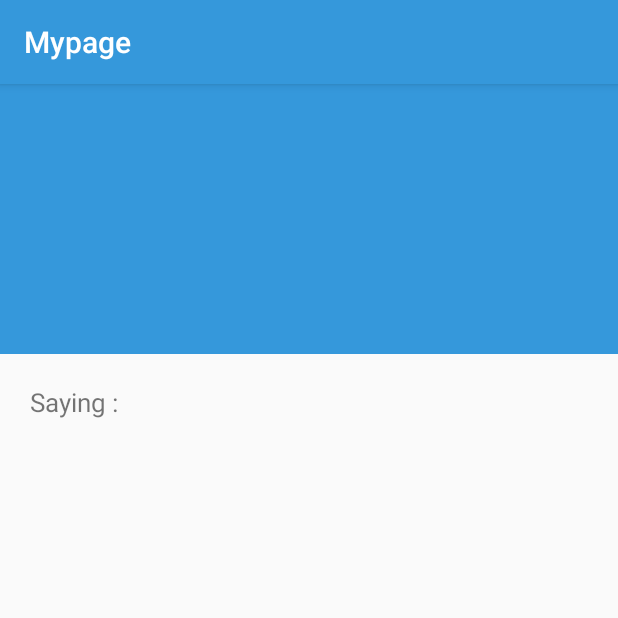
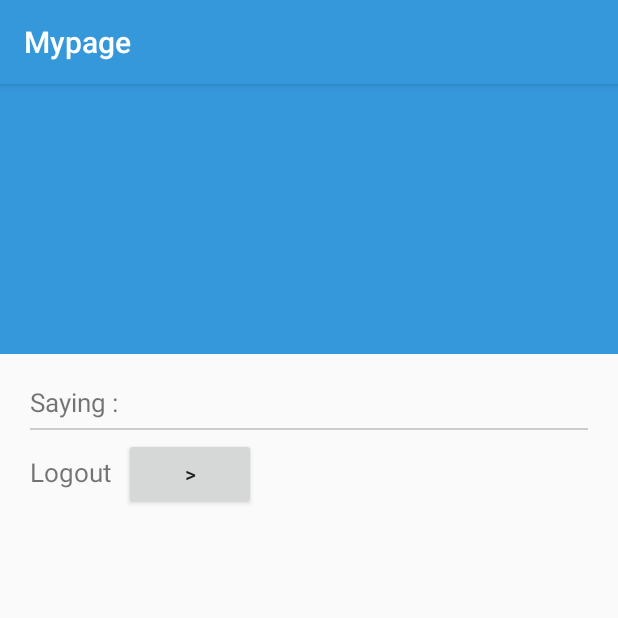
Before and after one commit to songmho/Saylog, an Android app: the MainActivity screen opened directly, with no data from a screen before it, after a tap on "mypage", on a phone screen of 412 x 824 dp, the top half of it. Run offline under Robolectric (Android 15) with nearby library versions, the phone set to English and light mode, and no system bars; 3 statements that could not run were skipped; 3 other taps on this screen came first.

```diff
--- a/app/build.gradle
+++ b/app/build.gradle
@@ -7,8 +7,8 @@ android {
         applicationId "com.songmho.saylog"
         minSdkVersion 11
         targetSdkVersion 21
-        versionCode 3
-        versionName "0.80"
+        versionCode 4
+        versionName "1.00"
     }
 
     signingConfigs{
--- a/app/src/main/java/com/songmho/saylog/AboutActivity.java
+++ b/app/src/main/java/com/songmho/saylog/AboutActivity.java
@@ -28,7 +28,7 @@ public class AboutActivity extends ActionBarActivity {
         } catch (PackageManager.NameNotFoundException e) {
             e.printStackTrace();
         }
-        String versionname=packageInfo.versionName;
+        String versionname=packageInfo.versionName;        //버전 정보 가져
         version.setText(versionname);
     }
 }
--- a/app/src/main/java/com/songmho/saylog/AddnFixActivity.java
+++ b/app/src/main/java/com/songmho/saylog/AddnFixActivity.java
@@ -100,7 +100,7 @@ public class AddnFixActivity extends ActionBarActivity implements View.OnClickLi
     }
 
     private void fix() {        //class에서 찾아서 fix시키는 메소드
-        ParseQuery<ParseObject> query=ParseQuery.getQuery(getpref());
+        ParseQuery<ParseObject> query=ParseQuery.getQuery(getClassname());
         query.whereContains("saying",getIntent().getStringExtra("saying"));
         query.findInBackground(new FindCallback<ParseObject>() {
             @Override
@@ -119,7 +119,7 @@ public class AddnFixActivity extends ActionBarActivity implements View.OnClickLi
     }
 
     private void add() {        //class에 add하는 메소드
-        ParseObject user_obj=new ParseObject(getpref());
+        ParseObject user_obj=new ParseObject(getClassname());
         user_obj.put("saying",String.valueOf(et_saying.getText()));
         user_obj.put("source",String.valueOf(et_source.getText()));
         user_obj.put("year",cur_year);
@@ -131,7 +131,7 @@ public class AddnFixActivity extends ActionBarActivity implements View.OnClickLi
         Toast.makeText(getApplicationContext(), "add it", Toast.LENGTH_SHORT).show();
     }
 
-    private String getpref() {
+    private String getClassname() {
         String class_name;
         SharedPreferences pref=getSharedPreferences("login_info", Context.MODE_PRIVATE);
         class_name=pref.getString("classname","");                       //클래스 이름 가져옴.
--- a/app/src/main/java/com/songmho/saylog/ListFragment.java
+++ b/app/src/main/java/com/songmho/saylog/ListFragment.java
@@ -17,6 +17,7 @@ import com.parse.FindCallback;
 import com.parse.ParseException;
 import com.parse.ParseObject;
 import com.parse.ParseQuery;
+import com.parse.ParseUser;
 
 import java.util.ArrayList;
 import java.util.List;
@@ -40,13 +41,13 @@ public class ListFragment extends Fragment {
     @Override
     public View onCreateView(LayoutInflater inflater, @Nullable ViewGroup container, @Nullable Bundle savedInstanceState) {
         cur_container=(LinearLayout)inflater.inflate(R.layout.fragment_list, container, false);
-        recyclerView=(RecyclerView)cur_container.findViewById(R.id.my_recycler_view);
-        swiperefresh=(SwipeRefreshLayout)cur_container.findViewById(R.id.swiperefresh);
+        recyclerView=(RecyclerView)cur_container.findViewById(R.id.my_recycler_view);           //RecyclerView
+        swiperefresh=(SwipeRefreshLayout)cur_container.findViewById(R.id.swiperefresh);         //swiperefresh
 
         class_name= getClassname();
 
         recyclerView.setHasFixedSize(true);
-        layoutManager=new LinearLayoutManager(getActivity());
+        layoutManager=new LinearLayoutManager(getActivity());           //LayoutMager
         recyclerView.setLayoutManager(layoutManager);
         swiperefresh.setColorSchemeColors(R.color.blue1, R.color.blue2, R.color.blue3, R.color.blue4);
         swiperefresh.setOnRefreshListener(new SwipeRefreshLayout.OnRefreshListener() {
@@ -59,12 +60,12 @@ public class ListFragment extends Fragment {
     }
 
     @Override
-    public void onResume() {
+    public void onResume() {            //이 프레그먼트를 시작할 때
         super.onResume();
-        makingList();
+        makingList();       //리스트 제작
     }
 
-    private String getClassname() {
+    private String getClassname() {         //sharedPreferences에서 classname을 얻는 메소드
         String class_name;
         SharedPreferences pref=getActivity().getSharedPreferences("login_info", Context.MODE_PRIVATE);
         class_name=pref.getString("classname","");
@@ -72,9 +73,10 @@ public class ListFragment extends Fragment {
         return class_name;
     }
 
-    private void makingList() {
-        final List<RecyclerItem> items=new ArrayList<>();
-        ParseQuery<ParseObject> road_data=ParseQuery.getQuery(class_name);
+    private void makingList() {             //리스트 만드는 메소드
+        final List<RecyclerItem> items = new ArrayList<>();
+        if(ParseUser.getCurrentUser()!=null) {      //로그인 되어있는 상태일 때
+            ParseQuery<ParseObject> road_data = ParseQuery.getQuery(class_name);
             road_data.findInBackground(new FindCallback<ParseObject>() {
                 @Override
                 public void done(List<ParseObject> parseObjects, ParseException e) {
@@ -91,5 +93,11 @@ public class ListFragment extends Fragment {
                 }
             });
         }
+        else{                       //아닐 때
+            RecyclerItem item=new RecyclerItem("Please log in","","");          //로그인하라는 item을 넣음.
+            items.add(item);
+            recyclerView.setAdapter(new RecyclerAdapter(getActivity(),items,R.layout.item_recycler));
+        }
+    }
 
 }
--- a/app/src/main/java/com/songmho/saylog/LoginActivity.java
+++ b/app/src/main/java/com/songmho/saylog/LoginActivity.java
@@ -41,6 +41,7 @@ public class LoginActivity extends Activity {
                                 SharedPreferences.Editor editor = pref_login.edit();
                                 editor.putString("email", String.valueOf(email.getText()));
                                 editor.putString("password", String.valueOf(password.getText()));
+                                editor.putString("name",ParseUser.getCurrentUser().getString("name"));
                                 String[] result = String.valueOf(email.getText()).split("\\@");
                                 editor.putString("classname", result[0]);
                                 editor.commit();
--- a/app/src/main/java/com/songmho/saylog/MypageActivity.java
+++ b/app/src/main/java/com/songmho/saylog/MypageActivity.java
@@ -5,12 +5,15 @@ import android.content.SharedPreferences;
 import android.graphics.drawable.ColorDrawable;
 import android.os.Bundle;
 import android.support.v7.app.ActionBarActivity;
+import android.view.View;
+import android.widget.Button;
 import android.widget.TextView;
 
 import com.parse.FindCallback;
 import com.parse.ParseException;
 import com.parse.ParseObject;
 import com.parse.ParseQuery;
+import com.parse.ParseUser;
 
 import java.util.List;
 
@@ -18,6 +21,8 @@ import java.util.List;
  * Created by songmho on 2015-02-21.
  */
 public class MypageActivity extends ActionBarActivity {
+
+    SharedPreferences pref;
     @Override
     protected void onCreate(Bundle savedInstanceState) {
         super.onCreate(savedInstanceState);
@@ -30,6 +35,8 @@ public class MypageActivity extends ActionBarActivity {
 
         TextView username=(TextView)findViewById(R.id.username);
         final TextView number=(TextView)findViewById(R.id.number);
+        Button logout=(Button)findViewById(R.id.logout);
+        pref=getSharedPreferences("login_info", Context.MODE_PRIVATE);
 
         username.setText(getUsername());
         ParseQuery<ParseObject> query=ParseQuery.getQuery(getClassname());
@@ -39,19 +46,31 @@ public class MypageActivity extends ActionBarActivity {
                 number.setText("" + (parseObjects.size()-1));
             }
         });
+        logout.setOnClickListener(new View.OnClickListener() {
+            @Override
+            public void onClick(View v) {
+                ParseUser.logOut();
+                prefe_delete();
+                finish();
+            }
+        });
 
+    }
+
+    private void prefe_delete() {
+        SharedPreferences.Editor info_pref=pref.edit();
+        info_pref.clear();
+        info_pref.commit();
     }
 
     private String getUsername() {
         String username;
-        SharedPreferences pref=getSharedPreferences("login_info", Context.MODE_PRIVATE);
         username=pref.getString("name","");                       //이름 가져옴.
 
         return username;
     }
     private String getClassname() {
         String class_name;
-        SharedPreferences pref=getSharedPreferences("login_info", Context.MODE_PRIVATE);
         class_name=pref.getString("classname","");
 
         return class_name;
--- a/app/src/main/java/com/songmho/saylog/RecyclerAdapter.java
+++ b/app/src/main/java/com/songmho/saylog/RecyclerAdapter.java
@@ -24,13 +24,13 @@ public class RecyclerAdapter extends RecyclerView.Adapter<RecyclerAdapter.ViewHo
     int itemLayout;
     String[] drawer_list_list;
 
-    RecyclerAdapter(Context context,List<RecyclerItem> items,int itemLayout){
+    RecyclerAdapter(Context context,List<RecyclerItem> items,int itemLayout){       //listfragment에 쓰이는 생성자
         this.context=context;
         this.items=items;
         this.itemLayout=itemLayout;
     }
 
-    RecyclerAdapter(Context context, String[] drawer_list_list, int itemLayout) {
+    RecyclerAdapter(Context context, String[] drawer_list_list, int itemLayout) {       //drawer에 들어가는 리스트의 생성자
         this.context=context;
         this.drawer_list_list=drawer_list_list;
         this.itemLayout=itemLayout;
@@ -46,13 +46,13 @@ public class RecyclerAdapter extends RecyclerView.Adapter<RecyclerAdapter.ViewHo
         public TextView title;
         public ViewHolder(View itemView, int itemLayout) {
             super(itemView);
-            if(itemLayout==R.layout.item_recycler) {
+            if(itemLayout==R.layout.item_recycler) {                //listfragment에서 왔을 때
                 saying = (TextView) itemView.findViewById(R.id.saying);
                 source = (TextView) itemView.findViewById(R.id.source);
                 date = (TextView) itemView.findViewById(R.id.date);
                 cardView = (CardView) itemView.findViewById(R.id.cardview);
             }
-            else if(itemLayout==R.layout.item_drawerlist) {
+            else if(itemLayout==R.layout.item_drawerlist) {         //drawer에서 왔을 때
                 title = (TextView) itemView.findViewById(R.id.title);
                 container=(LinearLayout)itemView.findViewById(R.id.container);
             }
--- a/app/src/main/res/layout/activity_mypage.xml
+++ b/app/src/main/res/layout/activity_mypage.xml
@@ -17,10 +17,14 @@
             android:textColor="#ffffff"/>
     </LinearLayout>
     <LinearLayout
+        android:layout_width="match_parent"
+        android:layout_height="match_parent"
+        android:orientation="vertical"
+        android:layout_margin="20dp">
+        <LinearLayout
             android:orientation="horizontal"
             android:layout_width="match_parent"
-        android:layout_height="match_parent"
-        android:layout_margin="20dp">
+            android:layout_height="wrap_content">
             <TextView
                 android:textSize="17dp"
                 android:layout_width="wrap_content"
@@ -31,4 +35,28 @@
                 android:layout_width="wrap_content"
                 android:layout_height="wrap_content" />
         </LinearLayout>
+        <LinearLayout
+            android:layout_width="match_parent"
+            android:layout_height="1dp"
+            android:background="#cccccc"
+            android:layout_marginTop="5dp"
+            android:layout_marginBottom="5dp"
+            />
+
+        <LinearLayout
+            android:orientation="horizontal"
+            android:layout_width="match_parent"
+            android:layout_height="wrap_content">
+            <TextView
+                android:textSize="17dp"
+                android:layout_width="wrap_content"
+                android:layout_height="wrap_content"
+                android:text="Logout  "/>
+            <Button
+                android:id="@+id/logout"
+                android:layout_width="wrap_content"
+                android:layout_height="wrap_content"
+                android:text=">"/>
         </LinearLayout>
+        </LinearLayout>
+</LinearLayout>
--- a/app/src/main/res/menu/menu_main.xml
+++ b/app/src/main/res/menu/menu_main.xml
@@ -1,7 +1,4 @@
-<menu xmlns:android="http://schemas.android.com/apk/res/android"
-    xmlns:app="http://schemas.android.com/apk/res-auto"
-    xmlns:tools="http://schemas.android.com/tools" tools:context=".MainActivity">
-    <item android:id="@+id/action_view_frg" android:title="@string/action_view_cal"
-        android:orderInCategory="100" app:showAsAction="ifRoom"
-        android:icon="@drawable/calendar"/>
+<?xml version="1.0" encoding="utf-8"?>
+<menu xmlns:android="http://schemas.android.com/apk/res/android">
+
 </menu>
```
Also changed, not shown: app/src/main/java/com/songmho/saylog/CalendarFragment.java (deleted, +0 -28 lines), app/src/main/java/com/songmho/saylog/DetailActivity.java (+5 -5 lines), app/src/main/java/com/songmho/saylog/DrawerlistItem.java (deleted, +0 -16 lines), app/src/main/java/com/songmho/saylog/MainActivity.java (+18 -33 lines), app/src/main/java/com/songmho/saylog/SplashActivity.java (+12 -9 lines), app/src/main/res/layout/activity_splash.xml (+9 -3 lines), app/src/main/res/layout/fragment_calendar.xml (deleted, +0 -11 lines), app/src/main/res/drawable/calendar.png (deleted), app/src/main/res/drawable/list.png (deleted). Lines whose indentation alone changed are shown as unchanged.
